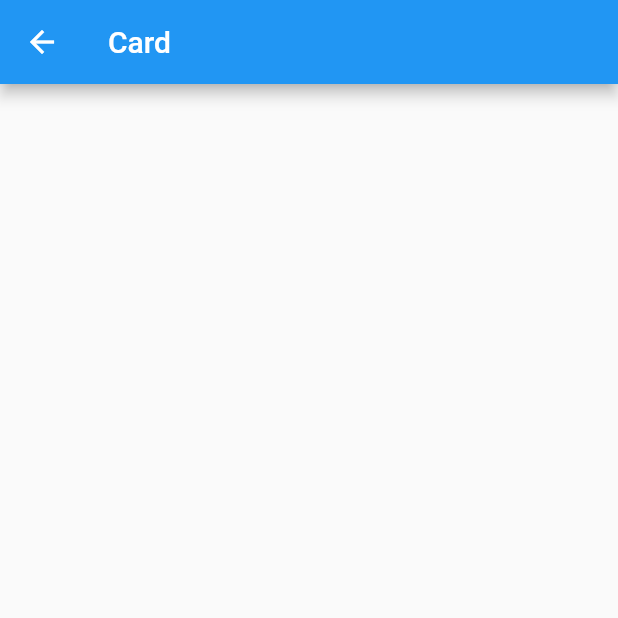
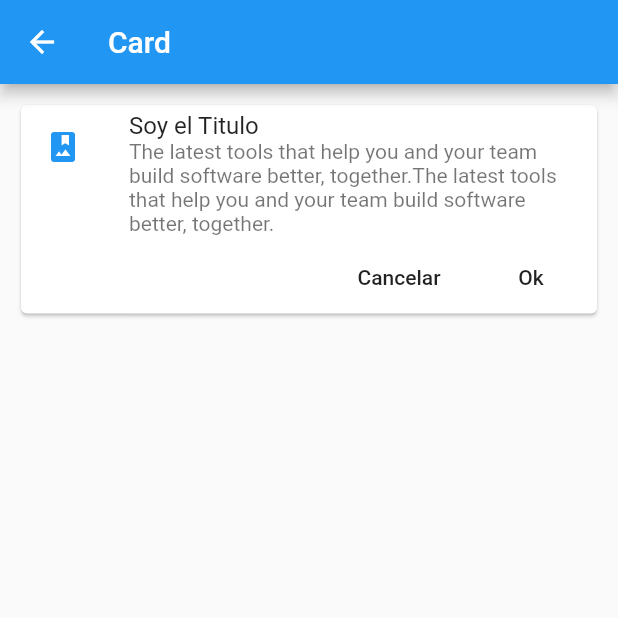
Before and after one commit to martinhash/flutterapp, a Flutter app: the CardPage screen opened by its route, on a phone screen of 412 x 824 dp, the top half of it. Run offline on Flutter 3.47's test engine with Material 2 defaults, Android fonts, the phone set to English and light mode, and no system bars.

Commit message:
fix target

```diff
--- a/lib/src/pages/card_page.dart
+++ b/lib/src/pages/card_page.dart
@@ -5,10 +5,43 @@ class CardPage extends StatelessWidget {
   @override
   Widget build(BuildContext context) {
     return Scaffold(
-
-
       appBar: AppBar( title: Text('Card'), ),
-
+      body: ListView(
+        padding: EdgeInsets.all(10),
+        children: <Widget>[
+          _cardTipo1(),
+        ],
+      ),
     );
   }
 }
+
+Widget _cardTipo1() {
+
+  return Card(
+    child: Column(
+      children: <Widget>[
+        ListTile(
+          leading: Icon(Icons.photo_album, color: Colors.blue,),
+          title: Text('Soy el Titulo'),
+          subtitle: Text('The latest tools that help you and your team build software better, together.The latest tools that help you and your team build software better, together.'),
+
+        ),
+        Row(
+          mainAxisAlignment: MainAxisAlignment.end,
+          children: <Widget>[
+            FlatButton(
+              child: Text('Cancelar'),
+              onPressed: (){},
+            ),
+            FlatButton(
+              child: Text('Ok'),
+              onPressed: (){},
+            )
+          ],
+        )
+      ],
+    ),
+  );
+
+}
```
